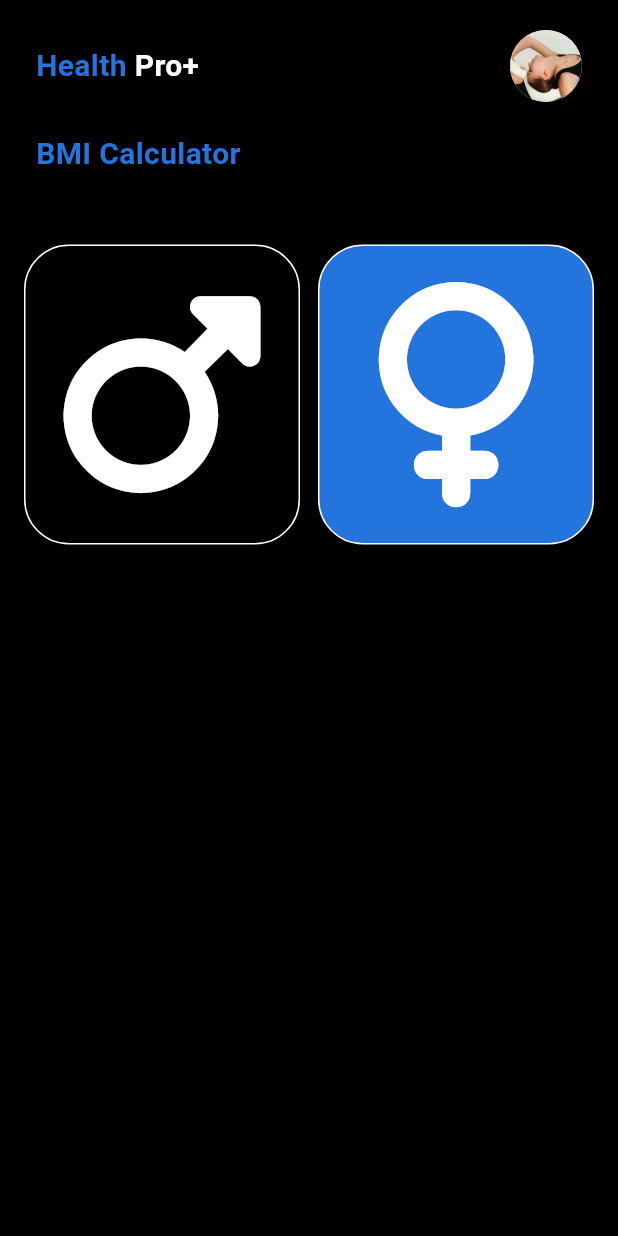
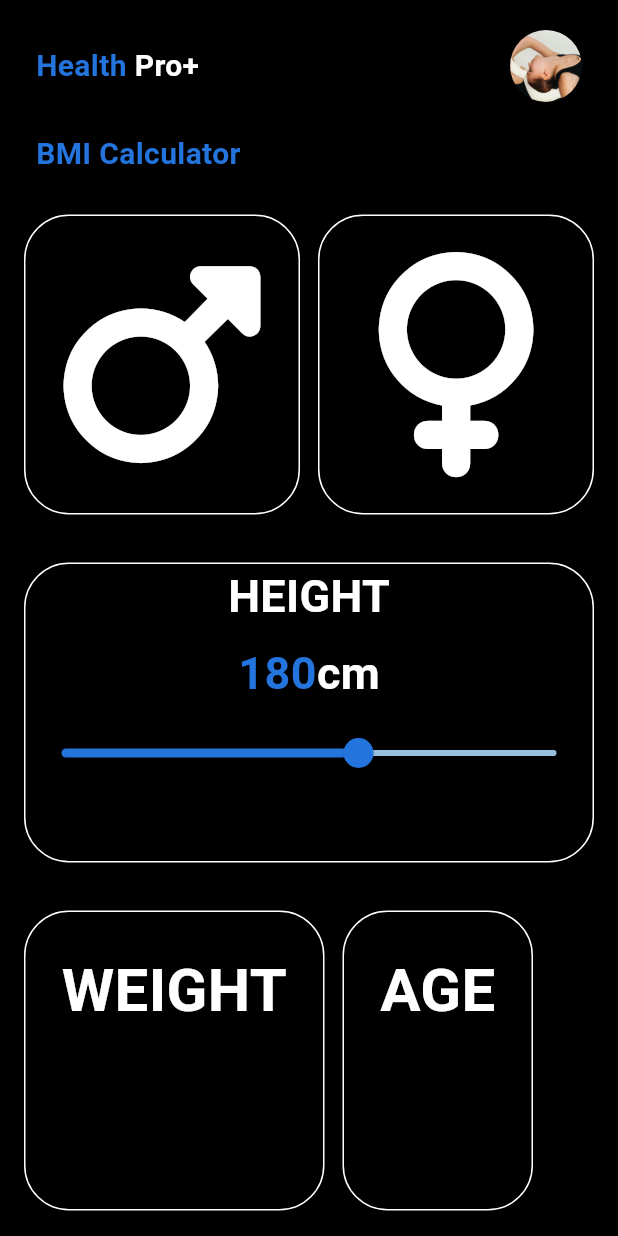
Before and after one commit to alexmortelsison/Health-Pro-BMI-Calculator, a Flutter app: the BMIScreen screen opened directly, on a phone screen of 412 x 824 dp. Run offline on Flutter 3.47's test engine with Material 3 defaults, Android fonts, the phone set to English and light mode, and no system bars; our stand-ins replace font_awesome_flutter.

Commit message:
updated bmi_sceen.dart

```diff
--- a/lib/components/profile_picture.dart
+++ b/lib/components/profile_picture.dart
@@ -10,6 +10,7 @@ class ProfilePicture extends StatelessWidget {
   @override
   Widget build(BuildContext context) {
     return CircleAvatar(
+      backgroundColor: Colors.transparent,
       radius: 24,
       backgroundImage: profilePic,
     );
--- /dev/null
+++ b/lib/components/reusable_card.dart
@@ -0,0 +1,44 @@
+import 'package:flutter/material.dart';
+
+class ReusableCard extends StatelessWidget {
+  final IconData cardIcon;
+  final Color cardColor;
+  final VoidCallback onTap;
+
+  const ReusableCard({
+    super.key,
+    required this.cardIcon,
+    required this.onTap,
+    required this.cardColor,
+  });
+
+  @override
+  Widget build(BuildContext context) {
+    return GestureDetector(
+      onTap: onTap,
+      child: Container(
+        decoration: BoxDecoration(
+          border: Border.all(
+            width: 1,
+            color: Colors.white,
+          ),
+          borderRadius: BorderRadius.circular(30),
+          color: cardColor,
+        ),
+        height: 200,
+        child: Column(
+          children: [
+            Padding(
+              padding: const EdgeInsets.all(24.0),
+              child: Icon(
+                size: 150,
+                cardIcon,
+                color: Colors.white,
+              ),
+            ),
+          ],
+        ),
+      ),
+    );
+  }
+}
--- /dev/null
+++ b/lib/components/reusable_card2.dart
@@ -0,0 +1,45 @@
+import 'package:bmi_calculator/utils/const.dart';
+import 'package:flutter/material.dart';
+
+class ReusableCard2 extends StatelessWidget {
+  final String label;
+  final VoidCallback onTap;
+
+  const ReusableCard2({
+    super.key,
+    required this.onTap,
+    required this.label,
+  });
+
+  @override
+  Widget build(BuildContext context) {
+    return GestureDetector(
+      onTap: onTap,
+      child: Container(
+        decoration: BoxDecoration(
+          border: Border.all(
+            width: 1,
+            color: Colors.white,
+          ),
+          borderRadius: BorderRadius.circular(30),
+        ),
+        height: 200,
+        child: Column(
+          children: [
+            Padding(
+              padding: const EdgeInsets.all(24.0),
+              child: Column(
+                children: [
+                  Text(
+                    label,
+                    style: kPrimaryTextStyle,
+                  ),
+                ],
+              ),
+            ),
+          ],
+        ),
+      ),
+    );
+  }
+}
--- a/lib/screens/bmi_screen.dart
+++ b/lib/screens/bmi_screen.dart
@@ -1,12 +1,24 @@
 import 'package:bmi_calculator/components/logo.dart';
+import 'package:bmi_calculator/components/reusable_card2.dart';
+import 'package:bmi_calculator/components/rounded_button.dart';
 import 'package:bmi_calculator/components/title_screen.dart';
 import 'package:bmi_calculator/utils/const.dart';
 import 'package:flutter/cupertino.dart';
 import 'package:flutter/material.dart';
 import 'package:flutter/widgets.dart';
 import 'package:font_awesome_flutter/font_awesome_flutter.dart';
+import '../components/profile_picture.dart';
+import '../components/reusable_card.dart';
 
-import '../components/profile_picture.dart';
+const Color activeColor = kBlueColor;
+const Color inactiveColor = Colors.transparent;
+Gender? selectedGender;
+int height = 180;
+
+enum Gender {
+  male,
+  female,
+}
 
 class BMIScreen extends StatefulWidget {
   const BMIScreen({super.key});
@@ -43,68 +55,127 @@ class _BMIScreenState extends State<BMIScreen> {
               title: 'BMI Calculator',
             ),
             const SizedBox(
-              height: 30,
+              height: 10,
             ),
-            Column(
-              children: [
             Padding(
               padding: const EdgeInsets.all(16.0),
               child: Row(
                 children: [
                   Expanded(
-                        child: Container(
-                          decoration: BoxDecoration(
-                              border: Border.all(
-                                width: 1,
-                                color: Colors.white,
-                              ),
-                              borderRadius: BorderRadius.circular(30)),
-                          height: 200,
-                          child: const Column(
-                            children: [
-                              Padding(
-                                padding: EdgeInsets.all(24.0),
-                                child: Icon(
-                                  size: 150,
-                                  FontAwesomeIcons.mars,
-                                  color: Colors.white,
-                                ),
-                              ),
-                            ],
-                          ),
+                    child: ReusableCard(
+                      cardIcon: FontAwesomeIcons.mars,
+                      onTap: () {
+                        setState(
+                          () {
+                            selectedGender = Gender.male;
+                          },
+                        );
+                      },
+                      cardColor: selectedGender == Gender.male
+                          ? activeColor
+                          : inactiveColor,
                     ),
                   ),
                   const SizedBox(
                     width: 12,
                   ),
                   Expanded(
-                        child: Container(
-                          decoration: BoxDecoration(
-                              color: kBlueColor,
-                              border: Border.all(
-                                width: 1,
-                                color: Colors.white,
-                              ),
-                              borderRadius: BorderRadius.circular(30)),
-                          height: 200,
-                          child: const Column(
-                            children: [
-                              Padding(
-                                padding: EdgeInsets.all(24.0),
-                                child: Icon(
-                                  size: 150,
-                                  FontAwesomeIcons.venus,
-                                  color: Colors.white,
+                    child: ReusableCard(
+                      cardIcon: FontAwesomeIcons.venus,
+                      onTap: () {
+                        setState(
+                          () {
+                            selectedGender = Gender.female;
+                          },
+                        );
+                      },
+                      cardColor: selectedGender == Gender.female
+                          ? activeColor
+                          : inactiveColor,
                     ),
                   ),
                 ],
               ),
             ),
+            Padding(
+              padding: const EdgeInsets.all(16.0),
+              child: Expanded(
+                child: Center(
+                  child: Container(
+                    height: 200,
+                    decoration: BoxDecoration(
+                      border: Border.all(width: 1, color: Colors.white),
+                      borderRadius: BorderRadius.circular(30),
+                    ),
+                    child: Column(
+                      crossAxisAlignment: CrossAxisAlignment.center,
+                      children: [
+                        const Text(
+                          'HEIGHT',
+                          style: kSliderTextStyle,
+                        ),
+                        Padding(
+                          padding: const EdgeInsets.all(8.0),
+                          child: Row(
+                            mainAxisAlignment: MainAxisAlignment.center,
+                            children: [
+                              Text(
+                                '$height',
+                                style: const TextStyle(
+                                  fontSize: 30,
+                                  fontWeight: FontWeight.bold,
+                                  color: kBlueColor,
+                                ),
+                              ),
+                              const Text(
+                                'cm',
+                                style: kSliderTextStyle,
+                              )
+                            ],
+                          ),
+                        ),
+                        Slider(
+                          min: 120.0,
+                          max: 220.0,
+                          activeColor: kBlueColor,
+                          inactiveColor:
+                              const Color.fromARGB(255, 151, 191, 224),
+                          onChanged: (value) {
+                            setState(() {
+                              height = value.round();
+                            });
+                          },
+                          value: height.toDouble(),
                         ),
                       ],
                     ),
-                )
+                  ),
+                ),
+              ),
+            ),
+            Padding(
+              padding: const EdgeInsets.all(16.0),
+              child: Row(
+                children: [
+                  ReusableCard2(
+                    onTap: () {},
+                    label: 'WEIGHT',
+                  ),
+                  const SizedBox(
+                    width: 12,
+                  ),
+                  ReusableCard2(
+                    onTap: () {},
+                    label: 'AGE',
+                  ),
                 ],
+              ),
+            ),
+            Padding(
+              padding: const EdgeInsets.symmetric(
+                vertical: 16,
+              ),
+              child: RoundedButton(onTap: () {}, title: 'Get BMI'),
             )
           ],
         ),
--- a/lib/utils/const.dart
+++ b/lib/utils/const.dart
@@ -26,3 +26,9 @@ const kTitleScreenTextStyle = TextStyle(
   color: kBlueColor,
   fontWeight: FontWeight.bold,
 );
+
+const kSliderTextStyle = TextStyle(
+  fontWeight: FontWeight.bold,
+  fontSize: 30,
+  color: Colors.white,
+);
```
Lines whose indentation alone changed are shown as unchanged.
